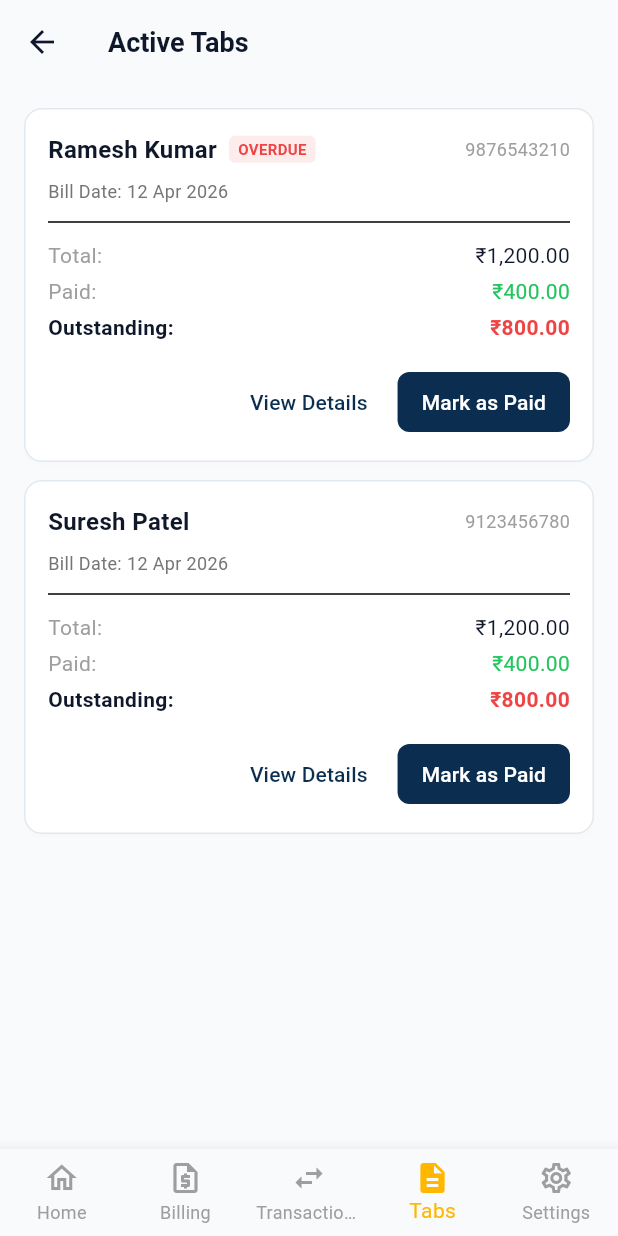
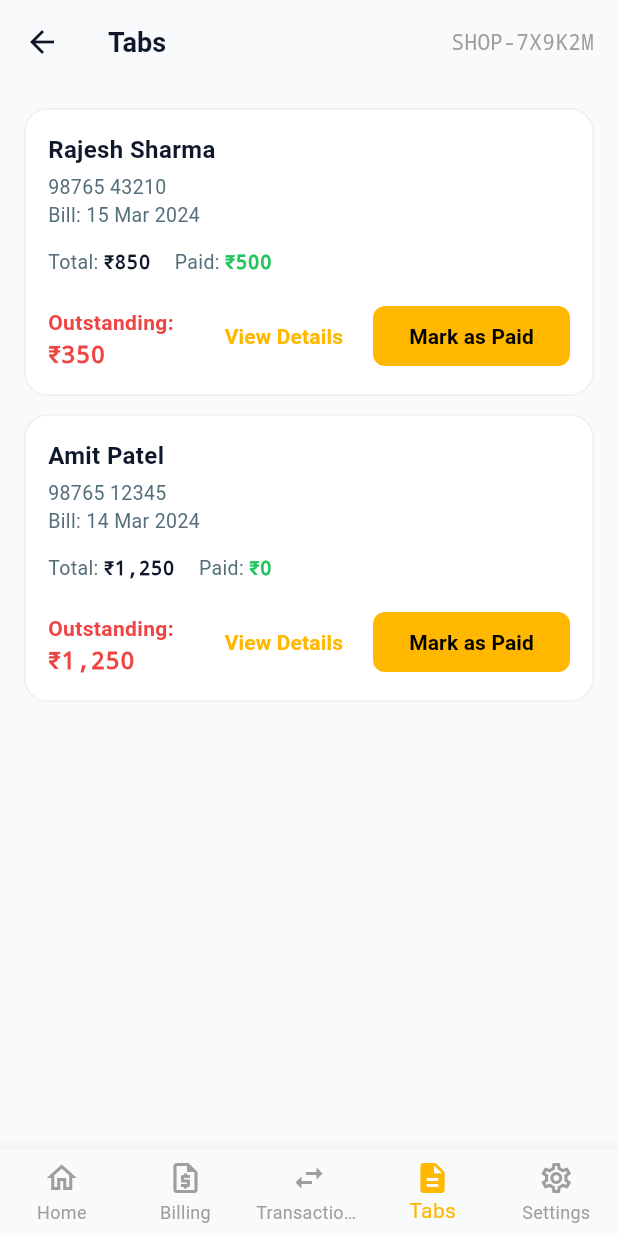
Before and after one commit to codecrew-306/simple_billing_app, a Flutter app: the TabsScreen screen opened by its route, on a phone screen of 412 x 824 dp. Run offline on Flutter 3.47's test engine with Material 3 defaults, Android fonts, the phone set to English and light mode, and no system bars; our stand-ins replace flutter_riverpod, get; missing offline and left inert: mobile_scanner.

Commit message:
feat: design overhaul - transactions and tabs screens UI

```diff
--- a/lib/views/screens/tabs_screen.dart
+++ b/lib/views/screens/tabs_screen.dart
@@ -9,85 +9,87 @@ class TabsScreen extends StatelessWidget {
   Widget build(BuildContext context) {
     return Scaffold(
       appBar: AppBar(
-        title: const Text('Active Tabs', style: TextStyle(fontWeight: FontWeight.bold)),
+        title: const Text('Tabs', style: TextStyle(fontWeight: FontWeight.bold)),
+        actions: const [
+          Padding(
+            padding: EdgeInsets.only(right: 16.0),
+            child: Center(
+              child: Text(
+                'SHOP-7X9K2M',
+                style: TextStyle(fontFamily: 'monospace', color: Colors.grey),
               ),
-      body: ListView.builder(
+            ),
+          )
+        ],
+      ),
+      body: ListView(
         padding: const EdgeInsets.all(16.0),
-        itemCount: 2,
-        itemBuilder: (context, index) {
-          final isOverdue = index == 0;
+        children: [
+          _buildTabCard(context, 'Rajesh Sharma', '98765 43210', '15 Mar 2024', '₹850', '₹500', '₹350'),
+          _buildTabCard(context, 'Amit Patel', '98765 12345', '14 Mar 2024', '₹1,250', '₹0', '₹1,250'),
+        ],
+      ),
+      bottomNavigationBar: const BottomNavBar(currentIndex: 3),
+    );
+  }
+
+  Widget _buildTabCard(BuildContext context, String name, String phone, String date, String total, String paid, String outstanding) {
     return Card(
+      elevation: 0,
       margin: const EdgeInsets.only(bottom: 12),
+      shape: RoundedRectangleBorder(
+        borderRadius: BorderRadius.circular(16),
+        side: BorderSide(color: Colors.grey.shade200),
+      ),
       child: Padding(
         padding: const EdgeInsets.all(16.0),
         child: Column(
           crossAxisAlignment: CrossAxisAlignment.start,
           children: [
-                  Row(
-                    mainAxisAlignment: MainAxisAlignment.spaceBetween,
-                    children: [
+            Text(name, style: const TextStyle(fontWeight: FontWeight.bold, fontSize: 16)),
+            const SizedBox(height: 4),
+            Text(phone, style: TextStyle(color: Colors.blueGrey.shade600, fontSize: 13)),
+            Text('Bill: $date', style: TextStyle(color: Colors.blueGrey.shade600, fontSize: 13)),
+            const SizedBox(height: 12),
             Row(
               children: [
-                          Text(index == 0 ? 'Ramesh Kumar' : 'Suresh Patel', style: const TextStyle(fontWeight: FontWeight.bold, fontSize: 16)),
-                          if (isOverdue) ...[
-                            const SizedBox(width: 8),
-                            Container(
-                              padding: const EdgeInsets.symmetric(horizontal: 6, vertical: 2),
-                              decoration: BoxDecoration(
-                                color: Theme.of(context).colorScheme.error.withOpacity(0.1),
-                                borderRadius: BorderRadius.circular(4),
-                              ),
-                              child: Text(
-                                'OVERDUE',
-                                style: TextStyle(
-                                  color: Theme.of(context).colorScheme.error,
-                                  fontSize: 10,
-                                  fontWeight: FontWeight.bold,
-                                ),
-                              ),
-                            ),
-                          ],
-                        ],
-                      ),
-                      Text(index == 0 ? '9876543210' : '9123456780', style: const TextStyle(color: Colors.grey, fontSize: 12)),
-                    ],
-                  ),
-                  const SizedBox(height: 8),
-                  Text('Bill Date: 12 Apr 2026', style: TextStyle(color: Colors.grey.shade600, fontSize: 12)),
-                  const Divider(height: 24),
-                  Row(
-                    mainAxisAlignment: MainAxisAlignment.spaceBetween,
-                    children: [
-                      const Text('Total:', style: TextStyle(color: Colors.grey)),
-                      const Text('₹1,200.00'),
-                    ],
-                  ),
-                  const SizedBox(height: 4),
-                  Row(
-                    mainAxisAlignment: MainAxisAlignment.spaceBetween,
-                    children: [
-                      const Text('Paid:', style: TextStyle(color: Colors.grey)),
-                      Text('₹400.00', style: TextStyle(color: Theme.of(context).extension<CustomColors>()?.success ?? Colors.green)),
-                    ],
-                  ),
-                  const SizedBox(height: 4),
-                  Row(
-                    mainAxisAlignment: MainAxisAlignment.spaceBetween,
-                    children: [
-                      const Text('Outstanding:', style: TextStyle(fontWeight: FontWeight.bold)),
-                      Text('₹800.00', style: TextStyle(fontWeight: FontWeight.bold, color: Theme.of(context).colorScheme.error)),
+                Text('Total: ', style: TextStyle(color: Colors.blueGrey.shade600, fontSize: 13)),
+                Text(total, style: const TextStyle(fontWeight: FontWeight.bold, fontSize: 13, fontFamily: 'monospace')),
+                const SizedBox(width: 16),
+                Text('Paid: ', style: TextStyle(color: Colors.blueGrey.shade600, fontSize: 13)),
+                Text(paid, style: TextStyle(color: Theme.of(context).extension<CustomColors>()?.success ?? Colors.green, fontWeight: FontWeight.bold, fontSize: 13, fontFamily: 'monospace')),
               ],
             ),
             const SizedBox(height: 16),
             Row(
-                    mainAxisAlignment: MainAxisAlignment.end,
+              mainAxisAlignment: MainAxisAlignment.spaceBetween,
+              crossAxisAlignment: CrossAxisAlignment.end,
               children: [
-                      TextButton(onPressed: () {}, child: const Text('View Details')),
+                Column(
+                  crossAxisAlignment: CrossAxisAlignment.start,
+                  children: [
+                    Text('Outstanding:', style: TextStyle(fontWeight: FontWeight.bold, color: Theme.of(context).colorScheme.error)),
+                    Text(outstanding, style: TextStyle(fontWeight: FontWeight.bold, fontSize: 16, color: Theme.of(context).colorScheme.error, fontFamily: 'monospace')),
+                  ],
+                ),
+                Row(
+                  children: [
+                    TextButton(
+                      onPressed: () {},
+                      child: Text('View Details', style: TextStyle(color: Theme.of(context).colorScheme.secondary, fontWeight: FontWeight.bold)),
+                    ),
                     const SizedBox(width: 8),
                     ElevatedButton(
                       onPressed: () {},
-                        style: ElevatedButton.styleFrom(padding: const EdgeInsets.symmetric(horizontal: 16)),
-                        child: const Text('Mark as Paid'),
+                      style: ElevatedButton.styleFrom(
+                        backgroundColor: Theme.of(context).colorScheme.secondary,
+                        foregroundColor: Colors.black,
+                        shape: RoundedRectangleBorder(borderRadius: BorderRadius.circular(8)),
+                        elevation: 0,
+                      ),
+                      child: const Text('Mark as Paid', style: TextStyle(fontWeight: FontWeight.bold)),
+                    ),
+                  ],
                 ),
               ],
             ),
@@ -95,9 +97,5 @@ class TabsScreen extends StatelessWidget {
         ),
       ),
     );
-        },
-      ),
-      bottomNavigationBar: const BottomNavBar(currentIndex: 3),
-    );
   }
 }
```
Also changed, not shown: lib/views/screens/transactions_screen.dart (+70 -28 lines). Lines whose indentation alone changed are shown as unchanged.
